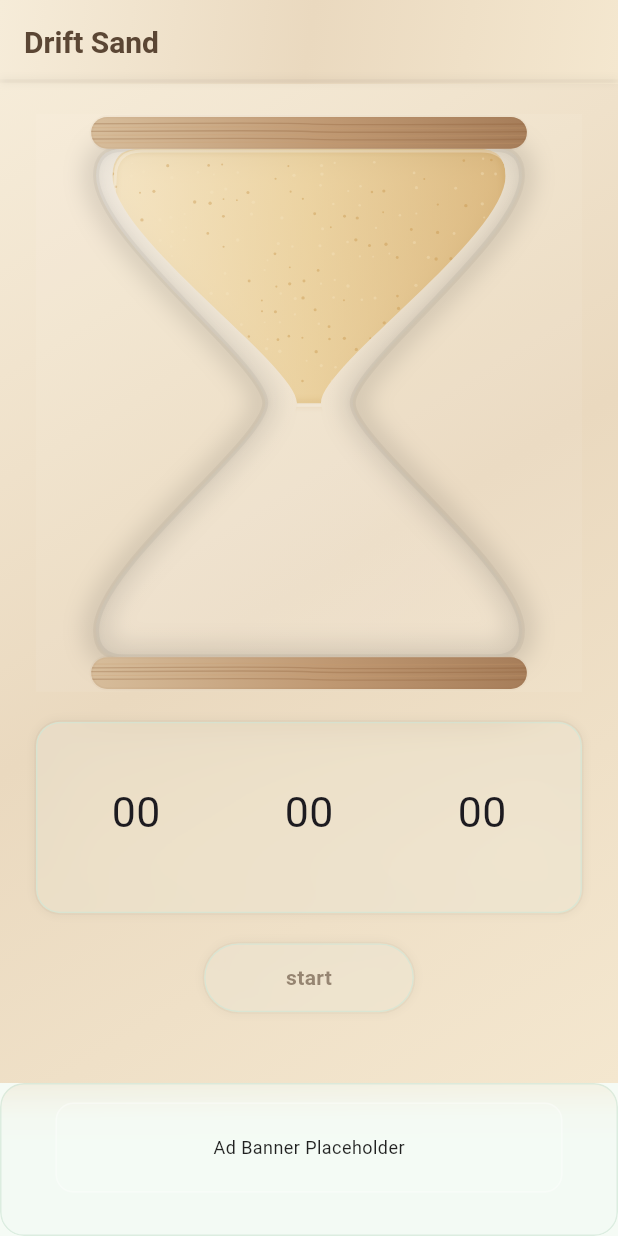
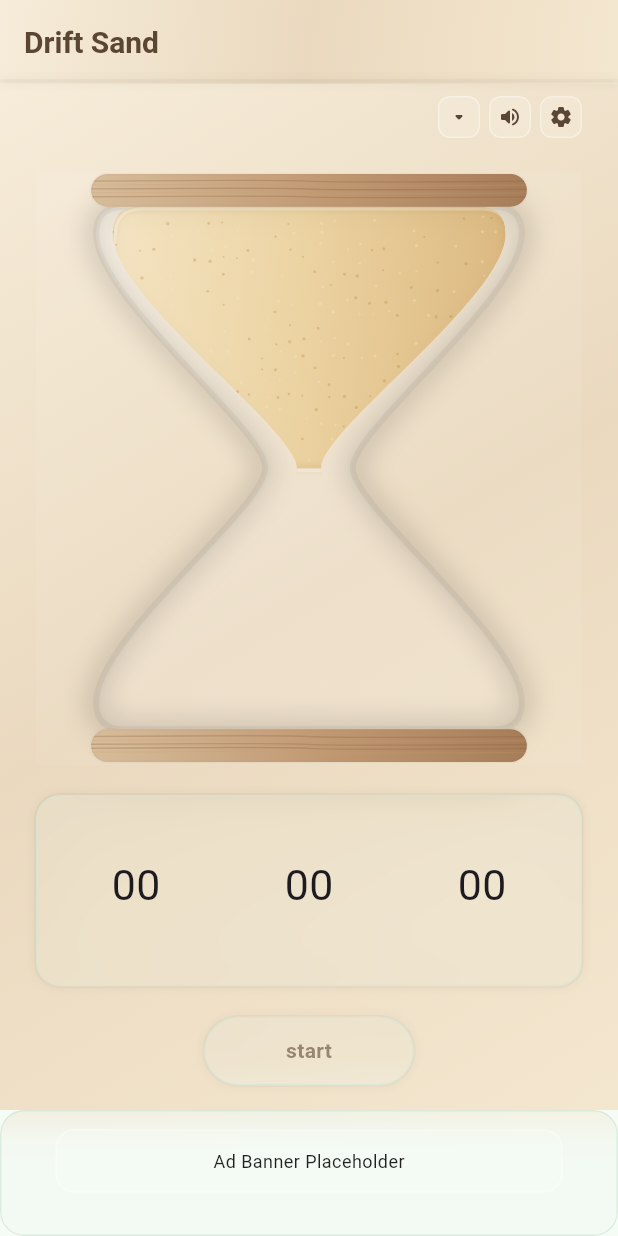
Before and after one commit to SometimesThinks/drift-sand, a Flutter app: the screen it shows after launch, on a phone screen of 412 x 824 dp. Run offline on Flutter 3.47's test engine with Material 3 defaults, Android fonts, the phone set to English and light mode, and no system bars; missing offline and left inert: wheel_picker.

Commit message:
feat: 설정 아이콘 바 추가

```diff
--- a/lib/main.dart
+++ b/lib/main.dart
@@ -80,6 +80,8 @@ class _TimerHomePageState extends State<TimerHomePage>
   bool _showBoundaryWarning = false;
   int _lastRenderedSeconds = -1;
   AnimationController? _repaintController;
+  bool? _showControls = true;
+  bool? _soundOn = true;
 
   late final WheelPickerController _hoursController;
   late final WheelPickerController _minutesController;
@@ -383,7 +385,7 @@ class _TimerHomePageState extends State<TimerHomePage>
         child: _GlassWrapper(
           enabled: isLiquidGlass,
           child: Container(
-            height: 60,
+            height: 42,
             alignment: Alignment.center,
             margin: const EdgeInsets.fromLTRB(24, 0, 24, 16),
             decoration: BoxDecoration(
@@ -424,7 +426,7 @@ class _TimerHomePageState extends State<TimerHomePage>
             builder: (context, constraints) {
               final scale = (constraints.maxHeight / 720).clamp(1.0, 1.1);
               final gap = 20 * scale;
-              final topGap = gap;
+              final topGap = 0.0;
               final wheelHeight = 72 * scale * 1.3;
               final itemExtent = 38 * scale * 1.3;
               final fontSize = 22 * scale * 1.3;
@@ -436,12 +438,56 @@ class _TimerHomePageState extends State<TimerHomePage>
               return Column(
                 crossAxisAlignment: CrossAxisAlignment.stretch,
                 children: [
-                  SizedBox(height: topGap),
                   Expanded(
                     child: Align(
                       alignment: Alignment.topCenter,
                       child: Column(
                         mainAxisSize: MainAxisSize.min,
+                        children: [
+                          SizedBox(
+                            width: double.infinity,
+                            child: Align(
+                              alignment: Alignment.topRight,
+                              child: Container(
+                              margin: const EdgeInsets.only(
+                                top: 8,
+                                bottom: 10,
+                              ),
+                                child: Row(
+                                  mainAxisSize: MainAxisSize.min,
+                                  children: [
+                                    _MiniIconButton(
+                                      icon: (_showControls ?? true)
+                                          ? Icons.arrow_drop_down_rounded
+                                          : Icons.arrow_drop_up_rounded,
+                                      onTap: () => setState(
+                                        () => _showControls = !(
+                                          _showControls ?? true),
+                                      ),
+                                    ),
+                                    const SizedBox(width: 6),
+                                  _MiniIconButton(
+                                    icon: (_soundOn ?? true)
+                                        ? Icons.volume_up_rounded
+                                        : Icons.volume_off_rounded,
+                                    onTap: () =>
+                                        setState(
+                                          () =>
+                                              _soundOn = !(_soundOn ?? true),
+                                        ),
+                                  ),
+                                    const SizedBox(width: 6),
+                                    _MiniIconButton(
+                                      icon: Icons.settings_rounded,
+                                      onTap: () {},
+                                    ),
+                                  ],
+                                ),
+                              ),
+                            ),
+                          ),
+                          SizedBox(height: gap * 0.6),
+                          Stack(
                             children: [
                               _GlassWrapper(
                                 enabled: false,
@@ -497,7 +543,10 @@ class _TimerHomePageState extends State<TimerHomePage>
                                   ),
                                 ),
                               ),
+                            ],
+                          ),
                           SizedBox(height: gap),
+                          if (_showControls ?? true)
                             Opacity(
                               opacity: _status == TimerStatus.idle ? 1 : 0.6,
                               child: IgnorePointer(
@@ -559,6 +608,7 @@ class _TimerHomePageState extends State<TimerHomePage>
                               ),
                             ),
                           SizedBox(height: gap),
+                          if (_showControls ?? true)
                             Row(
                               mainAxisAlignment: MainAxisAlignment.center,
                               children: [
@@ -799,6 +849,33 @@ class _WheelBoxOutlinePainter extends CustomPainter {
 
   @override
   bool shouldRepaint(covariant _WheelBoxOutlinePainter oldDelegate) => false;
+}
+
+class _MiniIconButton extends StatelessWidget {
+  final IconData icon;
+  final VoidCallback onTap;
+
+  const _MiniIconButton({required this.icon, required this.onTap});
+
+  @override
+  Widget build(BuildContext context) {
+    return GestureDetector(
+      onTap: onTap,
+      behavior: HitTestBehavior.opaque,
+      child: Container(
+        width: 28,
+        height: 28,
+        decoration: BoxDecoration(
+          color: Colors.white.withOpacity(0.16),
+          borderRadius: BorderRadius.circular(8),
+          border: Border.all(
+            color: Colors.white.withOpacity(0.35),
+          ),
+        ),
+        child: Icon(icon, size: 16, color: const Color(0xFF5B4634)),
+      ),
+    );
+  }
 }
 
 class _HeaderBottomEdge extends StatelessWidget implements PreferredSizeWidget {
```
Lines whose indentation alone changed are shown as unchanged.
